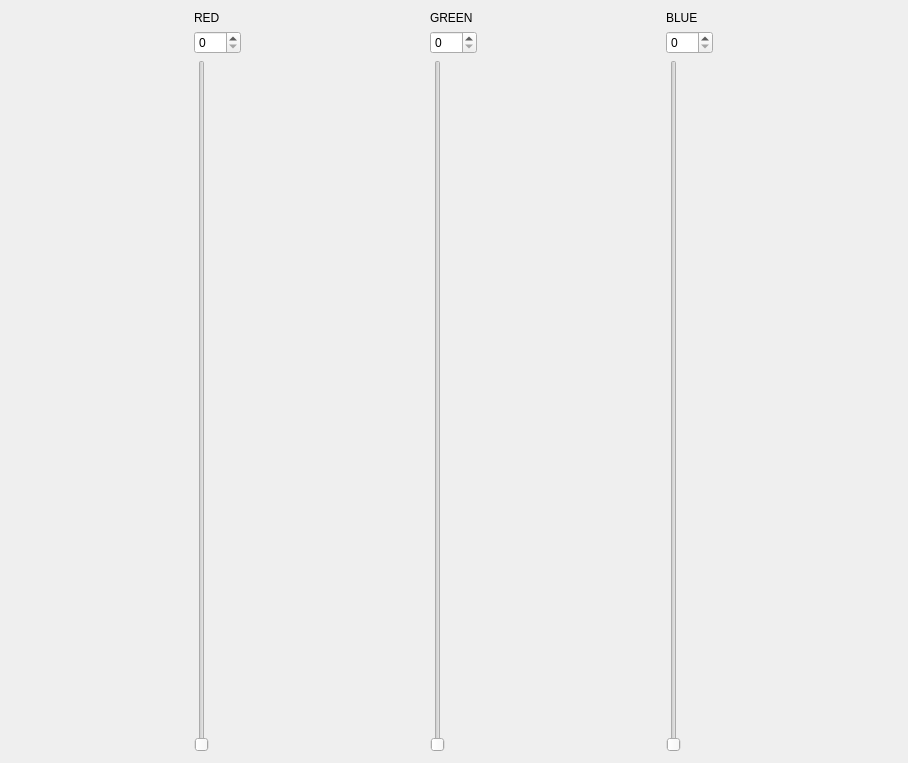
This is chap_01/chap01.ui in qodlsrud20712/python_tutorial as Qt 5 draws it before an edit. The edited form follows.
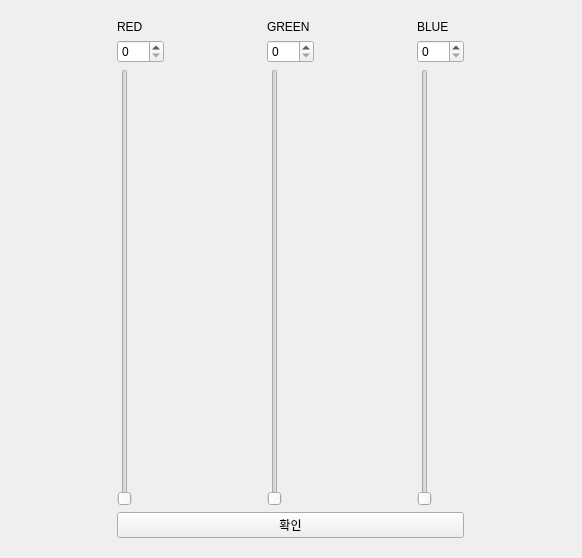
This is the edited form.

Diff of the .ui file:
```diff
--- a/chap_01/chap01.ui
+++ b/chap_01/chap01.ui
@@ -6,8 +6,8 @@
    <rect>
     <x>0</x>
     <y>0</y>
-    <width>908</width>
-    <height>763</height>
+    <width>582</width>
+    <height>558</height>
    </rect>
   </property>
   <property name="windowTitle">
@@ -15,34 +15,9 @@
   </property>
   <layout class="QHBoxLayout" name="horizontalLayout">
    <item>
-    <layout class="QGridLayout" name="gridLayout">
-     <item row="2" column="0">
-      <widget class="QSlider" name="red_slider">
-       <property name="maximum">
-        <number>255</number>
-       </property>
-       <property name="orientation">
-        <enum>Qt::Vertical</enum>
-       </property>
-      </widget>
-     </item>
-     <item row="0" column="0">
-      <widget class="QLabel" name="lbl_red">
-       <property name="text">
-        <string>RED</string>
-       </property>
-      </widget>
-     </item>
-     <item row="1" column="0">
-      <widget class="QSpinBox" name="spin_red">
-       <property name="maximum">
-        <number>255</number>
-       </property>
-      </widget>
-     </item>
-    </layout>
-   </item>
-   <item>
+    <widget class="QWidget" name="widget" native="true">
+     <layout class="QGridLayout" name="gridLayout_4">
+      <item row="0" column="1">
     <layout class="QGridLayout" name="gridLayout_2">
      <item row="0" column="0">
       <widget class="QLabel" name="lbl_green">
@@ -70,7 +45,35 @@
      </item>
     </layout>
    </item>
-   <item>
+      <item row="0" column="0">
+       <layout class="QGridLayout" name="gridLayout">
+        <item row="2" column="0">
+         <widget class="QSlider" name="red_slider">
+          <property name="maximum">
+           <number>255</number>
+          </property>
+          <property name="orientation">
+           <enum>Qt::Vertical</enum>
+          </property>
+         </widget>
+        </item>
+        <item row="0" column="0">
+         <widget class="QLabel" name="lbl_red">
+          <property name="text">
+           <string>RED</string>
+          </property>
+         </widget>
+        </item>
+        <item row="1" column="0">
+         <widget class="QSpinBox" name="spin_red">
+          <property name="maximum">
+           <number>255</number>
+          </property>
+         </widget>
+        </item>
+       </layout>
+      </item>
+      <item row="0" column="2">
     <layout class="QGridLayout" name="gridLayout_3">
      <item row="0" column="0">
       <widget class="QLabel" name="lbl_blue">
@@ -97,6 +100,16 @@
       </widget>
      </item>
     </layout>
+      </item>
+      <item row="1" column="0" colspan="3">
+       <widget class="QPushButton" name="btn_ok">
+        <property name="text">
+         <string>확인</string>
+        </property>
+       </widget>
+      </item>
+     </layout>
+    </widget>
    </item>
   </layout>
  </widget>
```
Lines whose indentation alone changed are shown as unchanged.
